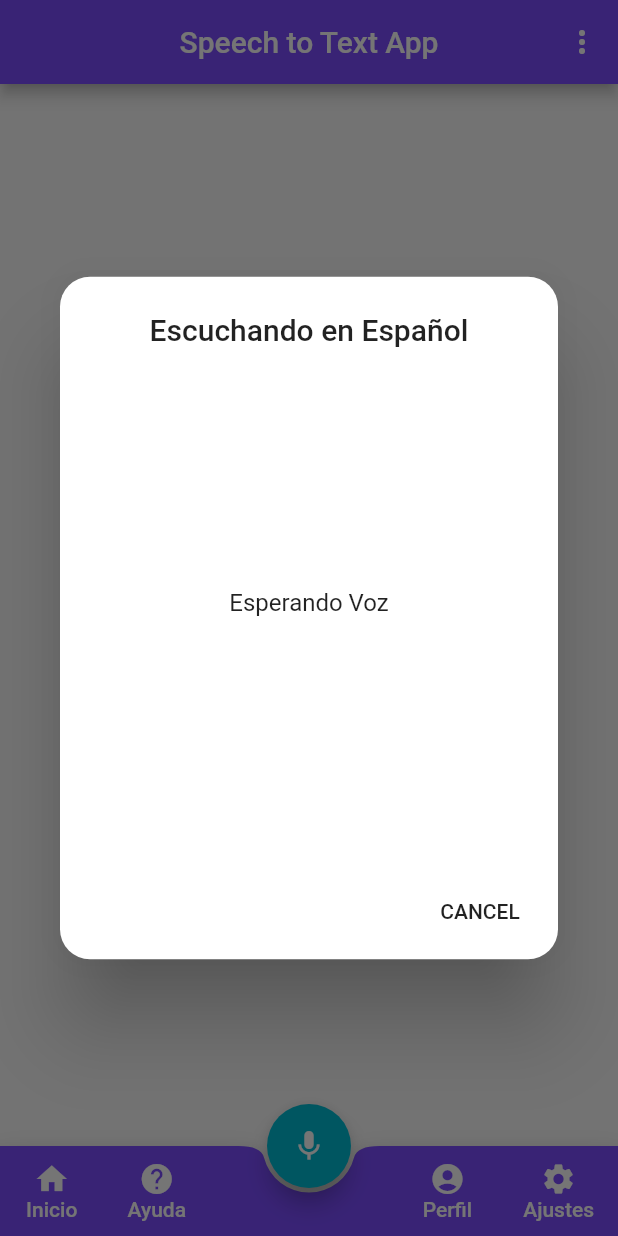
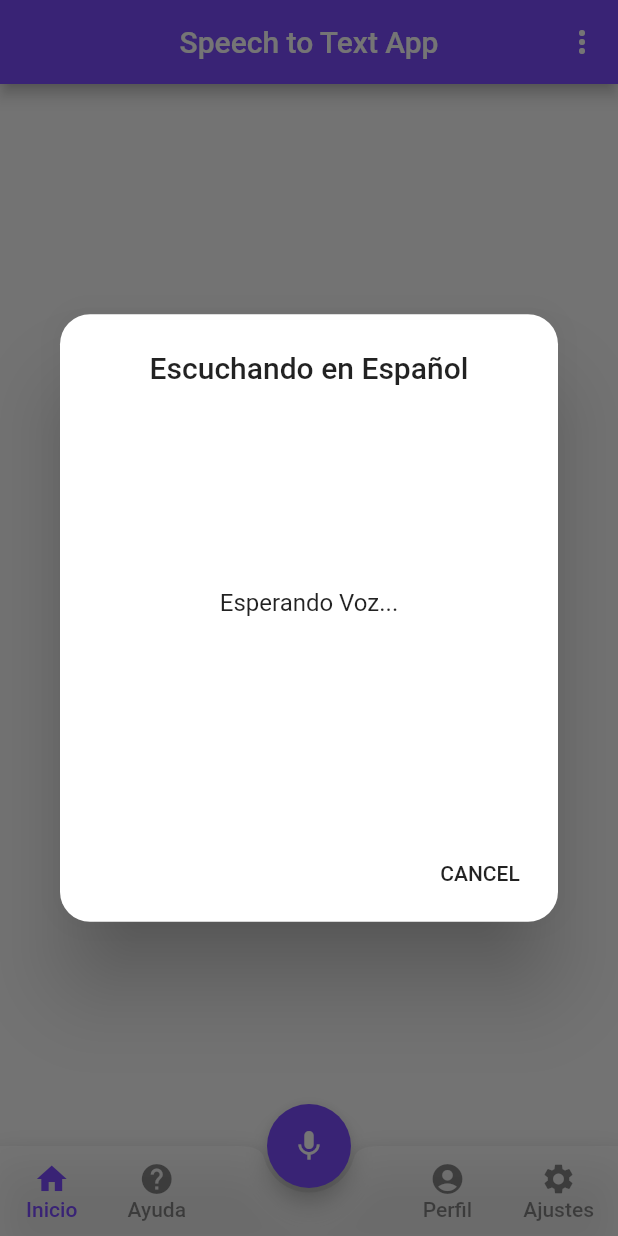
Before and after one commit to cartory/app-Flutter-speechToText, a Flutter app: the screen it shows after launch, after a tap on the "mic" icon, on a phone screen of 412 x 824 dp. Run offline on Flutter 3.47's test engine with Material 2 defaults, Android fonts, the phone set to English and light mode, and no system bars; missing offline and left inert: speech_recognition.

Commit message:
view modified

```diff
--- a/lib/src/providers/speech_provider.dart
+++ b/lib/src/providers/speech_provider.dart
@@ -11,41 +11,30 @@ class SpeechProvider {
   String _resultText = "";
   Language _locale = Language.languages.first;
 
-  final _availableController = StreamController<bool>.broadcast();
-  final _listeningController = StreamController<bool>.broadcast();
   final _lastWordsController = StreamController<String>.broadcast();
 
   Stream<String> get wordStream => _lastWordsController.stream;
-  Stream<bool> get avaibleStream => _availableController.stream;
-  Stream<bool> get listenStream => _listeningController.stream;
-
-  Function(String) get wordChange => _lastWordsController.sink.add;
-  Function(bool) get availableChange => _availableController.sink.add;
-  Function(bool) get listeningChange => _availableController.sink.add;
 
   String get lastWords => _resultText;
   bool get isAvailable => _isAvailable;
   bool get isListening => _isListening;
   Language get language => _locale;
 
-  set lang(Language language)=> _locale = language;
+  set lang(Language language) => _locale = language;
 
   void initSpeechRecognizer() {
-    _speechRecognition.setAvailabilityHandler(
-        (bool result) => availableChange(_isAvailable = result));
+    _speechRecognition
+        .setAvailabilityHandler((bool result) => _isAvailable = result);
 
-    _speechRecognition.setRecognitionStartedHandler(
-        () => listeningChange(_isListening = true));
+    _speechRecognition.setRecognitionStartedHandler(() => _isListening = true);
 
     _speechRecognition.setRecognitionResultHandler(
-        (String speech) => wordChange(_resultText = speech));
-
-    _speechRecognition.setRecognitionCompleteHandler(
-        () => listeningChange(_isListening = false));
+        (String speech) => _lastWordsController.sink.add(_resultText = speech));
 
     _speechRecognition
-        .activate()
-        .then((result) => availableChange(_isAvailable = result));
+        .setRecognitionCompleteHandler(() => _isListening = false);
+
+    _speechRecognition.activate().then((result) => _isAvailable = result);
   }
 
   Future<void> speechToText() async {
@@ -57,22 +46,18 @@ class SpeechProvider {
 
   Future<void> stopSpeech() async {
     if (_isListening)
-      _speechRecognition
-          .stop()
-          .then((result) => listeningChange(_isListening = result));
+      _speechRecognition.stop().then((result) => _isListening = result);
   }
 
   Future<void> cancelSpeech() async {
     if (_isListening)
       _speechRecognition.cancel().then((result) {
-        listeningChange(_isListening = result);
-        wordChange(_resultText = "");
+        _isListening = result;
+        _lastWordsController.sink.add(_resultText = "");
       });
   }
 
   dispose() {
-    _availableController?.close();
-    _listeningController?.close();
     _lastWordsController?.close();
   }
 }
--- a/lib/src/views/home.dart
+++ b/lib/src/views/home.dart
@@ -9,11 +9,10 @@ class Home extends StatefulWidget {
 }
 
 class _HomeState extends State<Home> {
-  //
   SpeechProvider speechProvider = SpeechProvider();
-  // SpeechProvider speechProvider = SpeechProvider();
   Widget currentPage = Container();
-  //
+  int currentIndex = 0;
+
   @override
   void initState() {
     super.initState();
@@ -35,7 +34,7 @@ class _HomeState extends State<Home> {
       ),
       body: currentPage,
       floatingActionButton: FloatingActionButton(
-          backgroundColor: Colors.cyan,
+          backgroundColor: Colors.deepPurpleAccent,
           child: Icon(Icons.mic),
           onPressed: () {
             speechProvider.speechToText();
@@ -50,16 +49,16 @@ class _HomeState extends State<Home> {
 
   List<CheckedPopupMenuItem<Language>> get _buildLanguagesWidgets =>
       Language.languages
-          .map((l) => new CheckedPopupMenuItem<Language>(
+          .map((l) => CheckedPopupMenuItem<Language>(
                 value: l,
                 checked: speechProvider.language == l,
-                child: new Text(l.name),
+                child: Text(l.name),
               ))
           .toList();
 
   Widget _bottomAppBar() {
     return BottomAppBar(
-      color: Colors.deepPurpleAccent,
+      color: Colors.white70,
       shape: CircularNotchedRectangle(),
       notchMargin: 3,
       child: Container(
@@ -68,24 +67,39 @@ class _HomeState extends State<Home> {
           mainAxisAlignment: MainAxisAlignment.spaceBetween,
           children: <Widget>[
             _row(
-                _materialButton('Inicio', Icons.home,
-                    () => setState(() => currentPage = Container())),
+                _materialButton(
+                    'Inicio',
+                    Icons.home,
+                    currentIndex == 0,
+                    () => setState(() {
+                          currentIndex = 0;
+                          currentPage = Container();
+                        })),
                 _materialButton(
                     'Ayuda',
                     Icons.help,
-                    () => setState(() =>
-                        currentPage = Container(color: Colors.yellowAccent)))),
+                    currentIndex == 1,
+                    () => setState(() {
+                          currentIndex = 1;
+                          currentPage = Container(color: Colors.yellowAccent);
+                        }))),
             _row(
               _materialButton(
                   'Perfil',
                   Icons.account_circle,
-                  () => setState(() =>
-                      currentPage = Container(color: Colors.greenAccent))),
+                  currentIndex == 2,
+                  () => setState(() {
+                        currentIndex = 2;
+                        currentPage = Container(color: Colors.greenAccent);
+                      })),
               _materialButton(
                   'Ajustes',
                   Icons.settings,
-                  () => setState(
-                      () => currentPage = Container(color: Colors.cyanAccent))),
+                  currentIndex == 3,
+                  () => setState(() {
+                        currentIndex = 3;
+                        currentPage = Container(color: Colors.cyanAccent);
+                      })),
             ),
           ],
         ),
@@ -107,18 +121,18 @@ class _HomeState extends State<Home> {
                 borderRadius: BorderRadius.all(Radius.circular(20.0))),
             content: Container(
                 width: double.maxFinite,
-                height: 300.0,
+                height: 250,
                 child: StreamBuilder(
                   stream: speechProvider.wordStream,
-                  builder: (_, AsyncSnapshot<String> snapshot) {
+                  builder: (_, snapshot) {
                     return snapshot.hasData
                         ? Center(child: Text(speechProvider.lastWords))
-                        : Center(child: Text('Esperando Voz'));
+                        : Center(child: Text('Esperando Voz...'));
                   },
                 )),
             actions: <Widget>[
               FlatButton(
-                child: new Text('CANCEL'),
+                child: Text('CANCEL'),
                 onPressed: () {
                   if (!speechProvider.isListening) {
                     speechProvider.cancelSpeech();
@@ -131,7 +145,9 @@ class _HomeState extends State<Home> {
         });
   }
 
-  Widget _materialButton(String textButton, IconData icon, Function onPressed) {
+  Widget _materialButton(String textButton, IconData icon, bool selected, Function onPressed) {
+
+    final color = selected ? Colors.deepPurpleAccent : Colors.black45;
     return MaterialButton(
         minWidth: 69,
         child: Column(
@@ -139,11 +155,12 @@ class _HomeState extends State<Home> {
           children: <Widget>[
             Icon(
               icon,
-              color: Colors.white,
+              color: color
             ),
             Text(
               textButton,
-              style: TextStyle(color: Colors.white),
+              style: TextStyle(
+                  color: color),
             )
           ],
         ),
```
